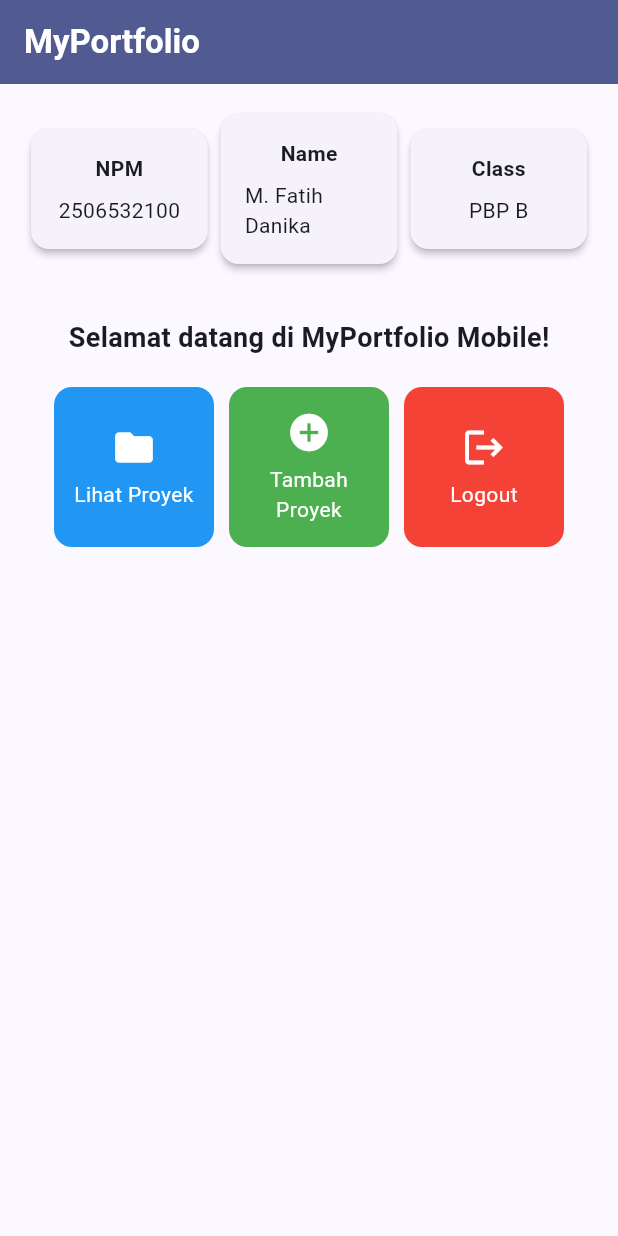
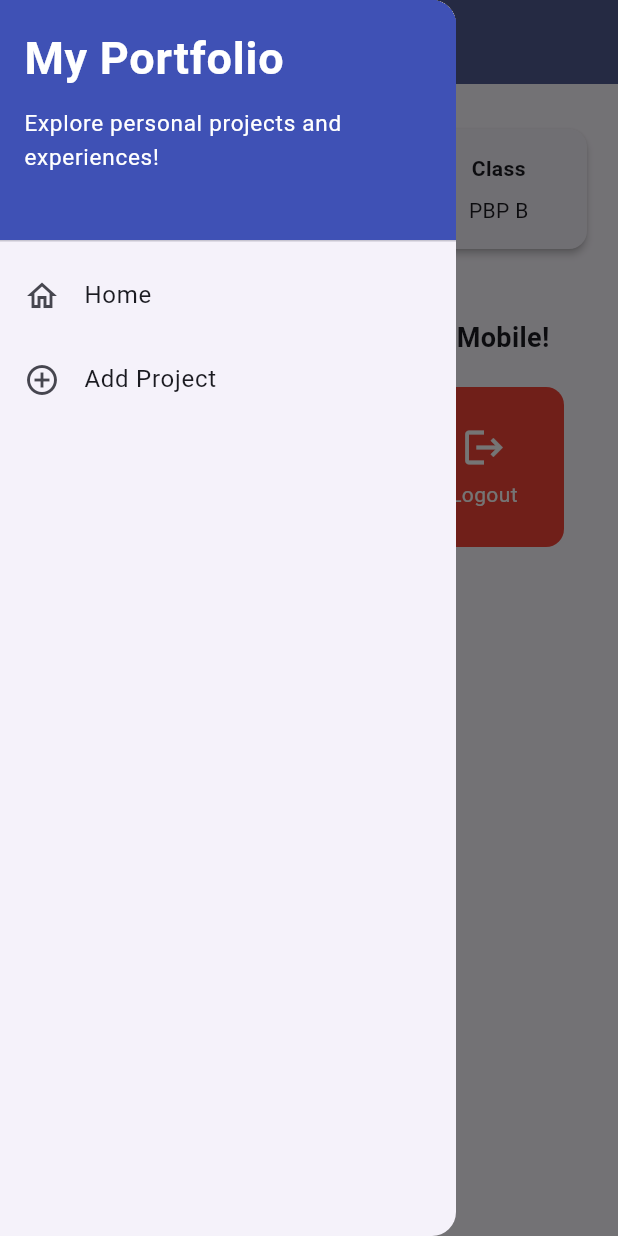
Before and after one commit to XecovZ/myportofolio_mobile, a Flutter app: the screen it shows after launch, with the side drawer open (before the commit the screen has no drawer), on a phone screen of 412 x 824 dp. Run offline on Flutter 3.47's test engine with Material 3 defaults, Android fonts, the phone set to English and light mode, and no system bars.

Commit message:
Tutorial 09

```diff
--- a/lib/main.dart
+++ b/lib/main.dart
@@ -1,5 +1,5 @@
 import 'package:flutter/material.dart';
-import 'package:myportofolio_mobile/menu.dart';
+import 'package:myportofolio_mobile/screens/menu.dart';
 
 void main() {
   runApp(const MyApp());
--- a/lib/menu.dart
+++ b/lib/screens/menu.dart
@@ -1,4 +1,6 @@
 import 'package:flutter/material.dart';
+import 'package:myportofolio_mobile/widgets/left_drawer.dart';
+import 'package:myportofolio_mobile/widgets/project_card.dart';
 
 class MyHomePage extends StatelessWidget {
   MyHomePage({super.key});
@@ -22,7 +24,9 @@ class MyHomePage extends StatelessWidget {
           style: TextStyle(color: Colors.white, fontWeight: FontWeight.bold),
         ),
         backgroundColor: Theme.of(context).colorScheme.primary,
+        iconTheme: const IconThemeData(color: Colors.white),
       ),
+      drawer: const LeftDrawer(),
       body: Padding(
         padding: const EdgeInsets.all(16.0),
         child: Column(
@@ -107,45 +111,3 @@ class ItemHomepage {
 
   ItemHomepage(this.name, this.icon, this.color);
 }
-
-class ItemCard extends StatelessWidget {
-  final ItemHomepage item;
-
-  const ItemCard(this.item, {super.key});
-
-  @override
-  Widget build(BuildContext context) {
-    return Material(
-      color: item.color,
-      borderRadius: BorderRadius.circular(12),
-      child: InkWell(
-        onTap: () {
-          ScaffoldMessenger.of(context)
-            ..hideCurrentSnackBar()
-            ..showSnackBar(
-              SnackBar(
-                content: Text("Kamu telah menekan tombol ${item.name}!"),
-              ),
-            );
-        },
-        child: Container(
-          padding: const EdgeInsets.all(8),
-          child: Center(
-            child: Column(
-              mainAxisAlignment: MainAxisAlignment.center,
-              children: [
-                Icon(item.icon, color: Colors.white, size: 30.0),
-                const Padding(padding: EdgeInsets.all(3)),
-                Text(
-                  item.name,
-                  textAlign: TextAlign.center,
-                  style: const TextStyle(color: Colors.white),
-                ),
-              ],
-            ),
-          ),
-        ),
-      ),
-    );
-  }
-}
--- /dev/null
+++ b/lib/widgets/left_drawer.dart
@@ -0,0 +1,62 @@
+import 'package:flutter/material.dart';
+import 'package:myportofolio_mobile/screens/menu.dart';
+import 'package:myportofolio_mobile/screens/project_form.dart';
+
+class LeftDrawer extends StatelessWidget {
+  const LeftDrawer({super.key});
+
+  @override
+  Widget build(BuildContext context) {
+    return Drawer(
+      child: ListView(
+        children: [
+          const DrawerHeader(
+            decoration: BoxDecoration(color: Colors.indigo),
+            child: Column(
+              crossAxisAlignment: CrossAxisAlignment.start,
+              children: [
+                Text(
+                  'My Portfolio',
+                  style: TextStyle(
+                    fontSize: 30,
+                    fontWeight: FontWeight.bold,
+                    color: Colors.white,
+                  ),
+                ),
+                SizedBox(height: 10),
+                Text(
+                  'Explore personal projects and experiences!',
+                  style: TextStyle(fontSize: 15, color: Colors.white),
+                ),
+              ],
+            ),
+          ),
+          ListTile(
+            leading: const Icon(Icons.home_outlined),
+            title: const Text('Home'),
+            // Navigasi ke halaman utama portofolio
+            onTap: () {
+              Navigator.pushReplacement(
+                context,
+                MaterialPageRoute(builder: (context) => MyHomePage()),
+              );
+            },
+          ),
+          ListTile(
+            leading: const Icon(Icons.add_circle_outline),
+            title: const Text('Add Project'),
+            // Navigasi ke halaman tambah proyek
+            onTap: () {
+              Navigator.pushReplacement(
+                context,
+                MaterialPageRoute(
+                  builder: (context) => const ProjectFormPage(),
+                ),
+              );
+            },
+          ),
+        ],
+      ),
+    );
+  }
+}
--- /dev/null
+++ b/lib/widgets/project_card.dart
@@ -0,0 +1,55 @@
+import 'package:flutter/material.dart';
+import 'package:myportofolio_mobile/screens/menu.dart';
+import 'package:myportofolio_mobile/screens/project_form.dart';
+
+class ItemCard extends StatelessWidget {
+  final ItemHomepage item;
+
+  const ItemCard(this.item, {super.key});
+
+  @override
+  Widget build(BuildContext context) {
+    return Material(
+      color: item.color,
+      borderRadius: BorderRadius.circular(12),
+      child: InkWell(
+        // Area responsif terhadap sentuhan
+        onTap: () {
+          // Memunculkan SnackBar ketika diklik
+          ScaffoldMessenger.of(context)
+            ..hideCurrentSnackBar()
+            ..showSnackBar(
+              SnackBar(
+                content: Text("Kamu telah menekan tombol ${item.name}!"),
+              ),
+            );
+
+          // Navigate ke halaman yang sesuai
+          if (item.name == "Tambah Proyek") {
+            Navigator.push(
+              context,
+              MaterialPageRoute(builder: (context) => const ProjectFormPage()),
+            );
+          }
+        },
+        child: Container(
+          padding: const EdgeInsets.all(8),
+          child: Center(
+            child: Column(
+              mainAxisAlignment: MainAxisAlignment.center,
+              children: [
+                Icon(item.icon, color: Colors.white, size: 30.0),
+                const Padding(padding: EdgeInsets.all(3)),
+                Text(
+                  item.name,
+                  textAlign: TextAlign.center,
+                  style: const TextStyle(color: Colors.white),
+                ),
+              ],
+            ),
+          ),
+        ),
+      ),
+    );
+  }
+}
```
Also changed, not shown: form_sample/analysis_options.yaml (added, +38 -0 lines), form_sample/lib/main.dart (added, +64 -0 lines), form_sample/pubspec.yaml (added, +89 -0 lines), lib/screens/project_form.dart (added, +213 -0 lines), form_sample/pubspec.lock (added), 125 other files.
